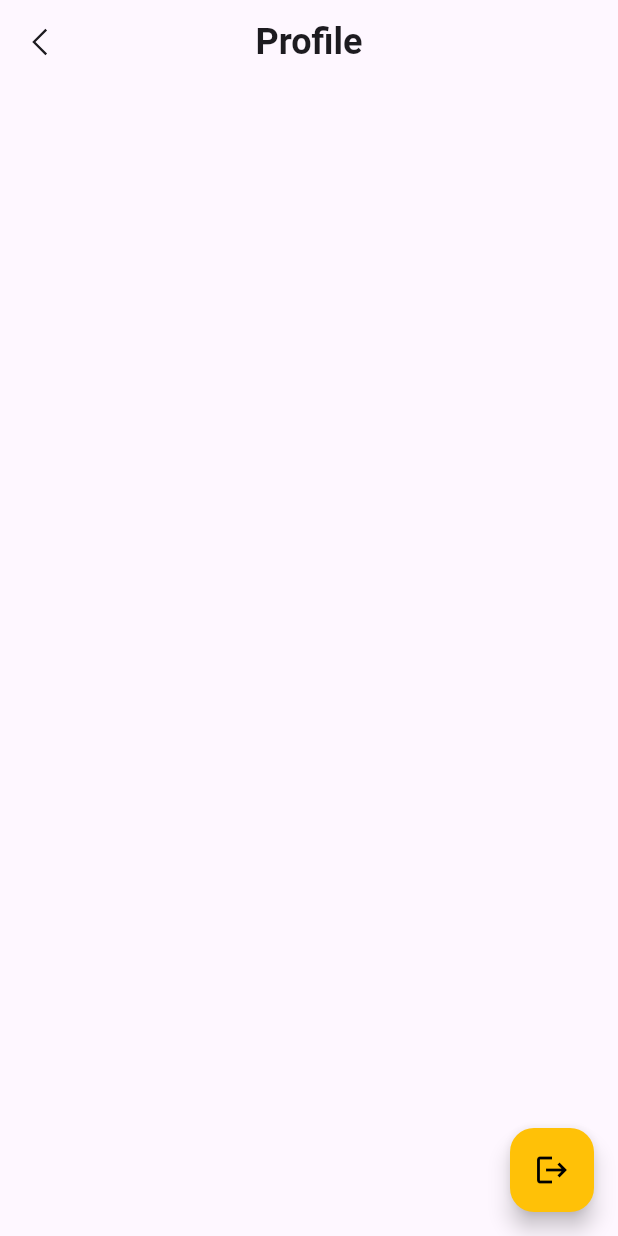
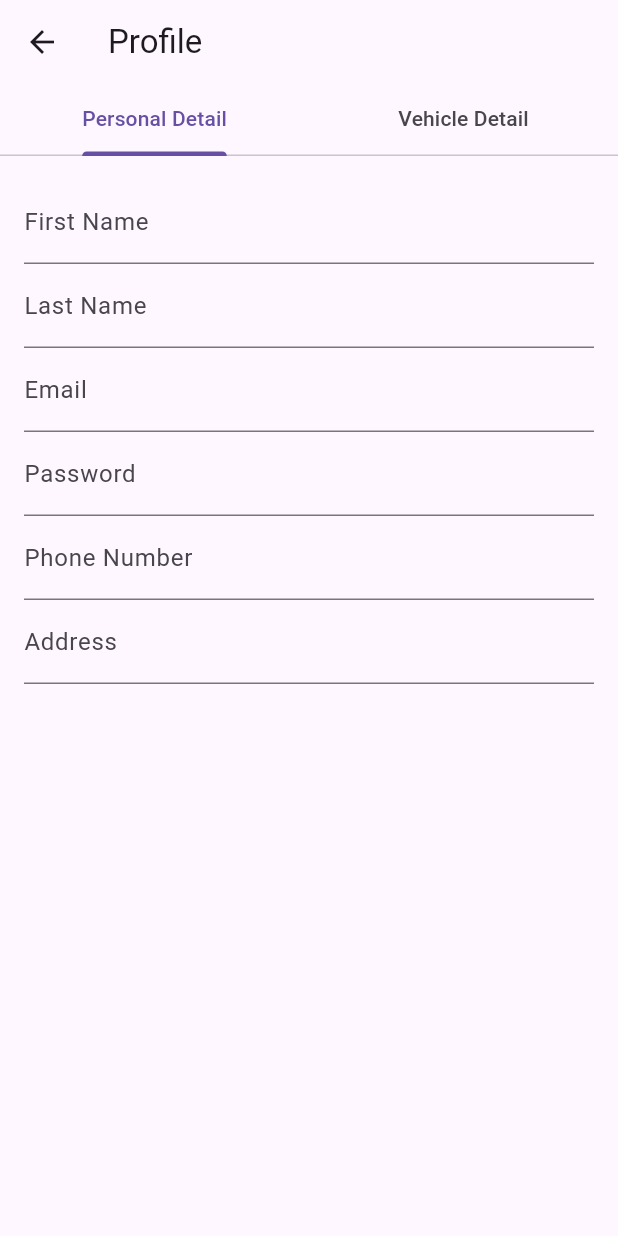
Before and after one commit to Abdhadi97/DriveGuard_FlutterMobileApplication, a Flutter app: the ProfilePage screen opened directly, on a phone screen of 412 x 824 dp. Run offline on Flutter 3.47's test engine with Material 3 defaults, Android fonts, the phone set to English and light mode, and no system bars; our stand-ins replace firebase_auth, firebase_core, geocoding, geolocator, iconsax; accounts and stored records are empty; network calls fail.

Commit message:
add firestore dependencies, create new profile page

```diff
--- a/lib/pages/profile_page.dart
+++ b/lib/pages/profile_page.dart
@@ -1,6 +1,5 @@
 import 'package:firebase_auth/firebase_auth.dart';
 import 'package:flutter/material.dart';
-import 'package:line_awesome_flutter/line_awesome_flutter.dart';
 
 class ProfilePage extends StatelessWidget {
   const ProfilePage({Key? key}) : super(key: key);
@@ -10,36 +9,96 @@ class ProfilePage extends StatelessWidget {
     FirebaseAuth.instance.signOut();
   }
 
+//puey power batang keras macam besi
   @override
   Widget build(BuildContext context) {
-    return Scaffold(
-      appBar: AppBar(
-        leading: IconButton(
-          onPressed: () {},
-          icon: const Icon(LineAwesomeIcons.angle_left),
-        ),
-        title: const Text(
-          'Profile',
-          style: TextStyle(
-            fontWeight: FontWeight.bold,
-            fontSize: 24,
+    return DefaultTabController(
+      length: 2,
+      child: Scaffold(
+        appBar: AppBar(
+          title: const Text('Profile'),
+          bottom: const TabBar(
+            tabs: [
+              Tab(text: 'Personal Detail'),
+              Tab(text: 'Vehicle Detail'),
+            ],
           ),
         ),
-        centerTitle: true,
+        body: TabBarView(
+          children: [
+            PersonalDetailTab(),
+            VehicleDetailTab(),
+          ],
+        ),
       ),
-      body: SingleChildScrollView(
-        child: Container(),
-      ),
-      floatingActionButton: FloatingActionButton(
-        onPressed: signUserOut,
-        backgroundColor: Colors.amber,
-        child: const Icon(
-          Icons.logout,
-          color: Colors.black,
-        ), // You can change the color
-      ),
-      floatingActionButtonLocation:
-          FloatingActionButtonLocation.endFloat, // Align to bottom right
     );
   }
 }
+
+class PersonalDetailTab extends StatelessWidget {
+  const PersonalDetailTab({super.key});
+
+  @override
+  Widget build(BuildContext context) {
+    return Padding(
+      padding: const EdgeInsets.all(16.0),
+      child: Column(
+        crossAxisAlignment: CrossAxisAlignment.start,
+        children: [
+          TextFormField(
+            decoration: InputDecoration(labelText: 'First Name'),
+          ),
+          TextFormField(
+            decoration: InputDecoration(labelText: 'Last Name'),
+          ),
+          TextFormField(
+            decoration: InputDecoration(labelText: 'Email'),
+          ),
+          TextFormField(
+            decoration: InputDecoration(labelText: 'Password'),
+            obscureText: true,
+          ),
+          TextFormField(
+            decoration: InputDecoration(labelText: 'Phone Number'),
+          ),
+          TextFormField(
+            decoration: InputDecoration(labelText: 'Address'),
+          ),
+        ],
+      ),
+    );
+  }
+}
+
+class VehicleDetailTab extends StatelessWidget {
+  const VehicleDetailTab({super.key});
+
+  @override
+  Widget build(BuildContext context) {
+    return Padding(
+      padding: EdgeInsets.all(16.0),
+      child: Column(
+        crossAxisAlignment: CrossAxisAlignment.start,
+        children: [
+          DropdownButtonFormField<String>(
+            items: [
+              DropdownMenuItem(
+                child: Text('Car'),
+                value: 'car',
+              ),
+              DropdownMenuItem(
+                child: Text('Motorcycle'),
+                value: 'motorcycle',
+              ),
+            ],
+            onChanged: (value) {},
+            decoration: InputDecoration(labelText: 'Vehicle Type'),
+          ),
+          TextFormField(
+            decoration: InputDecoration(labelText: 'Model Name'),
+          ),
+        ],
+      ),
+    );
+  }
+}
--- a/pubspec.yaml
+++ b/pubspec.yaml
@@ -37,8 +37,9 @@ dependencies:
   cupertino_icons: ^1.0.2
 
   # --FIREBASE
-  firebase_core: ^2.30.0
+  firebase_core: ^2.30.1
   firebase_auth: ^4.19.2
+  cloud_firestore: ^4.17.2
 
   # --GEOLOCATION
   geocoding: ^3.0.0
@@ -48,6 +49,7 @@ dependencies:
   smooth_page_indicator: ^1.1.0
   iconsax: ^0.0.8
   line_awesome_flutter: ^2.0.0
+
 
 
 dev_dependencies:
```
Also changed, not shown: lib/main.dart (+5 -5 lines), lib/pages/home_page.dart (+5 -5 lines), pubspec.lock, 3 other files.
